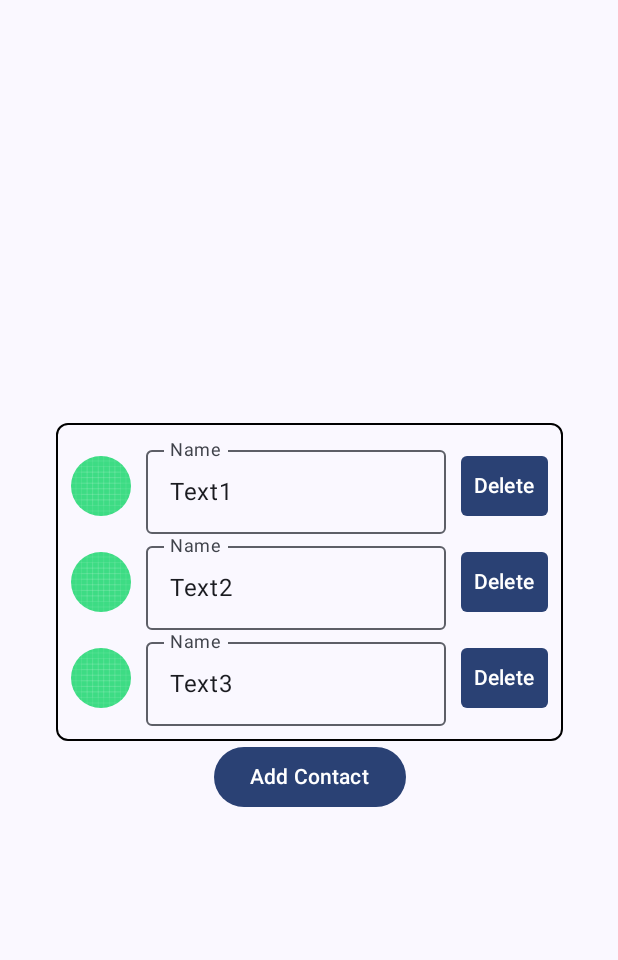
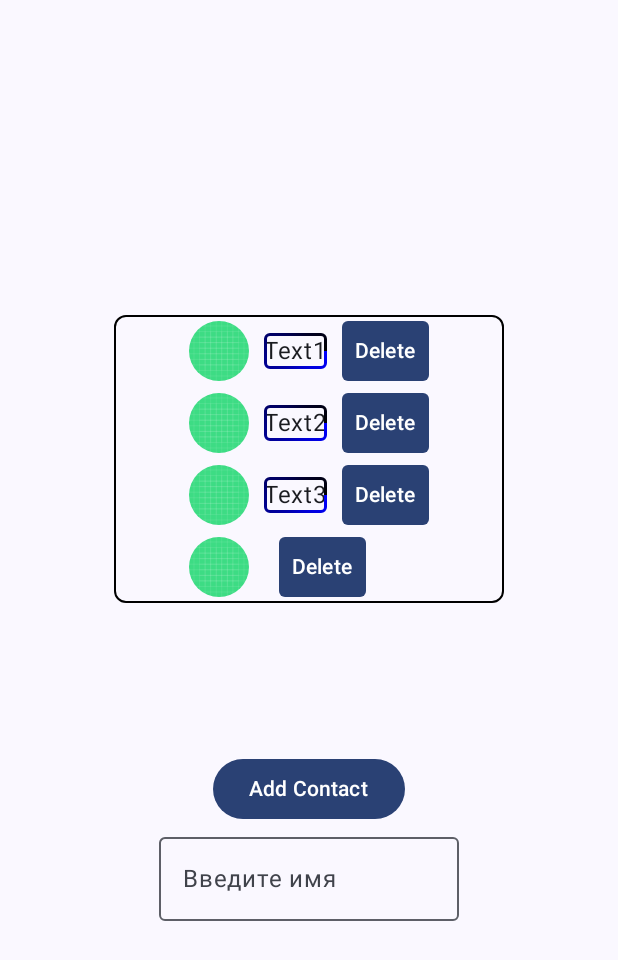
Before and after one commit to fh279/SimpleContactListApp, an Android app built with Jetpack Compose: the screen it shows after launch (MainActivity), after a tap on "Add Contact", on a phone screen of 412 x 824 dp. Shown: the top 960 px of the screen. Run offline under Robolectric (Android 15) with nearby library versions, the phone set to English and light mode, and no system bars.

```diff
--- a/app/src/main/java/com/example/simplecontactlist/MainActivity.kt
+++ b/app/src/main/java/com/example/simplecontactlist/MainActivity.kt
@@ -1,11 +1,9 @@
 package com.example.simplecontactlist
 
 import android.annotation.SuppressLint
-import android.app.Instrumentation
 import android.os.Bundle
 import androidx.activity.ComponentActivity
 import androidx.activity.compose.setContent
-import androidx.activity.enableEdgeToEdge
 import androidx.compose.foundation.Image
 import androidx.compose.foundation.border
 import androidx.compose.foundation.layout.Arrangement
@@ -14,7 +12,7 @@ import androidx.compose.foundation.layout.PaddingValues
 import androidx.compose.foundation.layout.Row
 import androidx.compose.foundation.layout.Spacer
 import androidx.compose.foundation.layout.fillMaxSize
-import androidx.compose.foundation.layout.height
+import androidx.compose.foundation.layout.fillMaxWidth
 import androidx.compose.foundation.layout.padding
 import androidx.compose.foundation.layout.size
 import androidx.compose.foundation.layout.width
@@ -24,17 +22,18 @@ import androidx.compose.foundation.lazy.items
 import androidx.compose.foundation.shape.CircleShape
 import androidx.compose.foundation.shape.RoundedCornerShape
 import androidx.compose.material3.Button
-import androidx.compose.material3.ButtonDefaults
-import androidx.compose.material3.LocalTextStyle
 import androidx.compose.material3.MaterialTheme
 import androidx.compose.material3.OutlinedTextField
 import androidx.compose.material3.Scaffold
 import androidx.compose.material3.Shapes
 import androidx.compose.material3.Text
 import androidx.compose.runtime.Composable
+import androidx.compose.runtime.getValue
 import androidx.compose.runtime.mutableStateListOf
 import androidx.compose.runtime.mutableStateOf
 import androidx.compose.runtime.remember
+import androidx.compose.runtime.setValue
+import androidx.compose.runtime.snapshots.SnapshotStateList
 import androidx.compose.ui.Alignment
 import androidx.compose.ui.Modifier
 import androidx.compose.ui.draw.clip
@@ -42,18 +41,14 @@ import androidx.compose.ui.graphics.Brush
 import androidx.compose.ui.graphics.Color
 import androidx.compose.ui.res.painterResource
 import androidx.compose.ui.res.stringResource
-import androidx.compose.ui.semantics.Role.Companion.Button
 import androidx.compose.ui.tooling.preview.Preview
-import androidx.compose.ui.unit.LayoutDirection
 import androidx.compose.ui.unit.dp
-import androidx.room.util.copy
 import com.example.simplecontactlist.ui.theme.SimpleContactListTheme
 
 class MainActivity : ComponentActivity() {
     @SuppressLint("UnusedMaterial3ScaffoldPaddingParameter")
     override fun onCreate(savedInstanceState: Bundle?) {
         super.onCreate(savedInstanceState)
-        val context = this.applicationContext
         // enableEdgeToEdge()
         setContent {
             SimpleContactListTheme {
@@ -76,16 +71,18 @@ fun MainScreen() {
 fun ContactsList() {
     // Тут явно должны быть не строки. Либо эти строки должны как-то по-другому применяться.
     val listItems = remember { mutableStateListOf("Text1", "Text2", "Text3") }
+    var text by remember { mutableStateOf("") }
 
     Column(
         modifier = Modifier
             .fillMaxSize()
-            .wrapContentSize(align = Alignment.Center),
+            .wrapContentSize(align = Alignment.Center)
+        ,
         verticalArrangement = Arrangement.Center,
         horizontalAlignment = Alignment.CenterHorizontally
     ) {
         LazyColumn(
-            contentPadding = PaddingValues(all = 10.dp),
+            contentPadding = PaddingValues(all = 0.dp),
             modifier = Modifier.border(
                 width = 1.dp,
                 brush = Brush.sweepGradient(
@@ -94,10 +91,14 @@ fun ContactsList() {
                 ),
                 shape = RoundedCornerShape(8.dp)
             )
+
         ) {
             items(listItems) { item ->
+                if (listItems.isNotEmpty()) {
                 Row(
-                    verticalAlignment = Alignment.CenterVertically
+                    verticalAlignment = Alignment.CenterVertically,
+                    horizontalArrangement = Arrangement.Center,
+                    modifier = Modifier.padding(start = 50.dp, end = 50.dp)
                 ) {
                     Image(
                         painter = painterResource(id = R.drawable.ic_launcher_background),
@@ -107,17 +108,25 @@ fun ContactsList() {
                             .clip(CircleShape)
                     )
                     Spacer(modifier = Modifier.width(10.dp))
-                    OutlinedTextField(
-                        value = item,
-                        onValueChange = {},
-                        modifier = Modifier.width(200.dp),
-                        label = { Text("Name")}
+
+                    Text(
+                        text = item,
+                        modifier = Modifier.border(
+                            width = 2.dp,
+                            brush = Brush.sweepGradient(
+                                colors = arrayListOf(
+                                    Color.Blue,
+                                    Color.Black
+                                )
+                            ),
+                            shape = Shapes().extraSmall
+                        )
                     )
                     Spacer(modifier = Modifier.width(10.dp))
                     Button(
-                        onClick = {  },
+                        onClick = { listItems.remove(item) },
                         modifier = Modifier,
-                        shape =  MaterialTheme.shapes.extraSmall,
+                        shape = MaterialTheme.shapes.extraSmall,
                         contentPadding = PaddingValues(
                             start = 2.dp,
                             top = 2.dp,
@@ -129,9 +138,27 @@ fun ContactsList() {
                         Text(stringResource(R.string.delete_button_text))
                     }
                 }
+                }
+                else {
+                        Text("Ты чо, сыч, что ли?..")
+                }
             }
         }
-        AddContactButton()
+        AddContactButton(
+            list = listItems,
+            name = text)
+
+        OutlinedTextField(
+            value = text,
+            onValueChange = { newText -> text = newText },
+            modifier = Modifier
+                .padding(start = 10.dp, end = 10.dp)
+                .width(200.dp)
+                .align(Alignment.CenterHorizontally)
+                .fillMaxWidth(),
+            label = {Text("Введите имя")}
+
+        )
     }
 }
 
@@ -142,10 +169,16 @@ fun UserNameField() {
 }
 
 @Composable
-fun AddContactButton() {
+fun AddContactButton(
+    list: SnapshotStateList<String>,
+    name: String) {
     val state = remember { mutableStateOf(false) }
     Button(
-        onClick = { state.value = true }
+        modifier = Modifier.padding(top = 100.dp),
+        onClick = {
+            state.value = true
+            list.add(name)
+        }
     ) {
         Text(stringResource(R.string.add_contact_button_text))
     }
```
